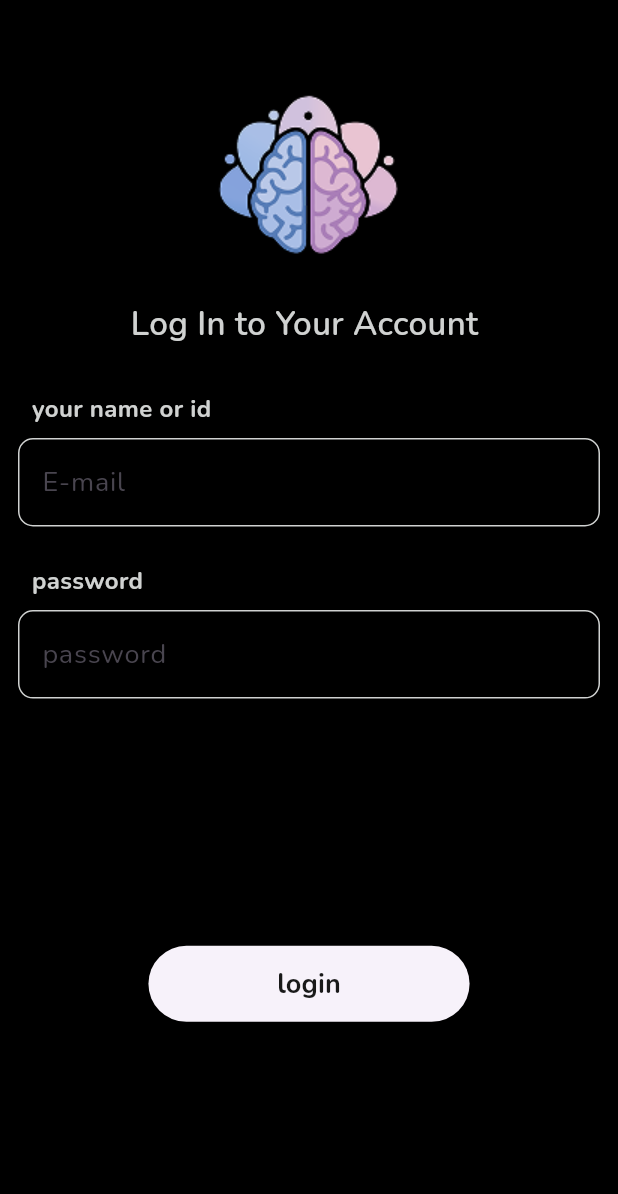
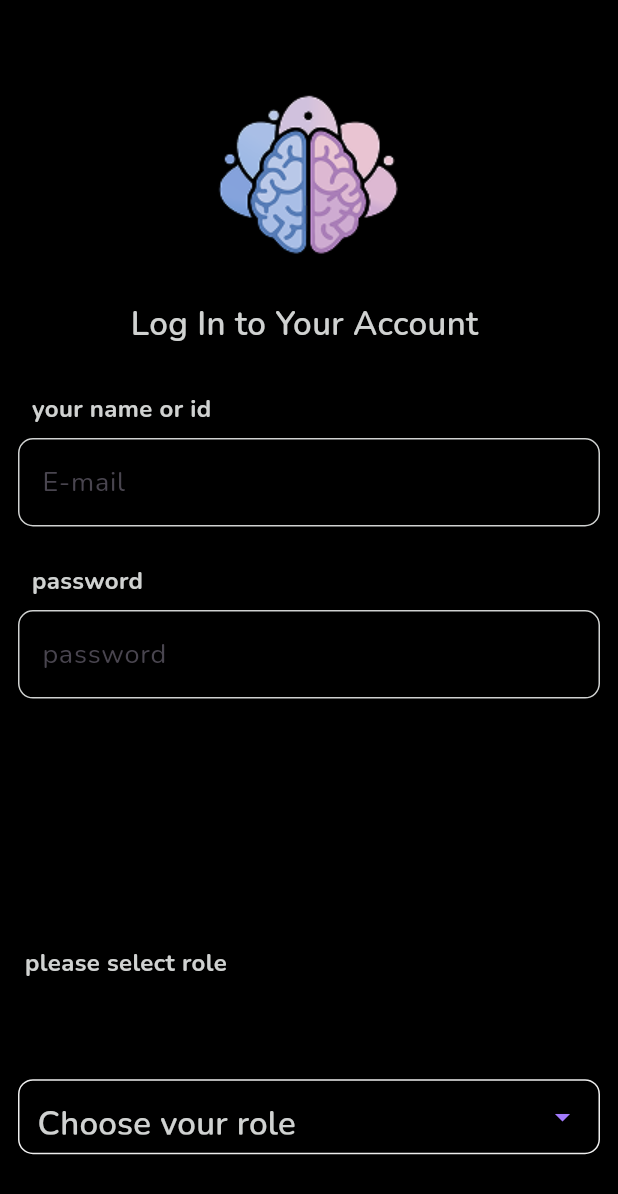
Before and after one commit to yosefzidan/mindpal_project, a Flutter app: the screen it shows after launch, after a tap on "Next", on a phone screen of 412 x 824 dp. Shown: the top 1194 px of the screen. Run offline on Flutter 3.47's test engine with Material 3 defaults, Android fonts, the light colour scheme and no system bars; our stand-ins replace google_fonts, shared_preferences, table_calendar.

Commit message:
logic login

```diff
--- a/lib/login_screen.dart
+++ b/lib/login_screen.dart
@@ -1,9 +1,75 @@
 import 'package:flutter/material.dart';
 import 'package:mindpal/app_style.dart';
 import 'package:mindpal/home_admin_screen.dart';
+import 'package:mindpal/models/SignInResponse.dart';
+import 'package:mindpal/services/api_manger.dart';
+import 'package:shared_preferences/shared_preferences.dart';
 
-class LoginScreen extends StatelessWidget {
+class LoginScreen extends StatefulWidget {
   static const String routeName = "loginScreen";
+
+  @override
+  State<LoginScreen> createState() => _LoginScreenState();
+}
+
+class _LoginScreenState extends State<LoginScreen> {
+  final TextEditingController nameController = TextEditingController();
+  final TextEditingController passwordController = TextEditingController();
+  String? role;
+
+  Future<void> signIn() async {
+    if (nameController.text.isEmpty ||
+        passwordController.text.isEmpty ||
+        role == null) {
+      ScaffoldMessenger.of(context).showSnackBar(
+        SnackBar(content: Text('Please fill all fields')),
+      );
+      return;
+    }
+
+    final signInRequest = SignInRequest(
+      name: nameController.text.trim(),
+      password: passwordController.text.trim(),
+      role: role!.toLowerCase(),
+      deviceToken: 'some_device_token',
+    );
+
+    try {
+      // إرسال البيانات عبر الـ API
+      SignInResponse response = await ApiManger.postSignIn(signInRequest);
+
+      // إذا تم الرد بنجاح، انتقل إلى الشاشة المناسبة حسب الدور
+      if (response.token != null) {
+        SharedPreferences prefs = await SharedPreferences.getInstance();
+        await prefs.setString('token', response.token!);
+        switch (role) {
+          case 'Doctor':
+            Navigator.pushNamed(context, '/doctorHome');
+            break;
+          case 'Patient':
+            Navigator.pushNamed(context, '/patientHome');
+            break;
+          case 'Admin':
+            Navigator.pushNamed(context, HomeAdminScreen.routeName);
+            break;
+          default:
+            ScaffoldMessenger.of(context).showSnackBar(
+              SnackBar(content: Text('Invalid role')),
+            );
+        }
+      } else {
+        // عرض رسالة الخطأ
+        ScaffoldMessenger.of(context).showSnackBar(
+          SnackBar(content: Text(response.message ?? 'Login failed')),
+        );
+      }
+    } catch (e) {
+      // في حالة حدوث خطأ في الاتصال
+      ScaffoldMessenger.of(context).showSnackBar(
+        SnackBar(content: Text('Failed to sign in')),
+      );
+    }
+  }
 
   @override
   Widget build(BuildContext context) {
@@ -40,6 +106,7 @@ class LoginScreen extends StatelessWidget {
                 height: 8,
               ),
               TextFormField(
+                controller: nameController,
                 style: AppStyle.grayG18400,
                 decoration: InputDecoration(
                   enabledBorder: OutlineInputBorder(
@@ -72,6 +139,7 @@ class LoginScreen extends StatelessWidget {
                 height: 8,
               ),
               TextFormField(
+                controller: passwordController,
                 style: AppStyle.grayG18400,
                 decoration: InputDecoration(
                   enabledBorder: OutlineInputBorder(
@@ -96,11 +164,48 @@ class LoginScreen extends StatelessWidget {
               SizedBox(
                 height: height * 0.2,
               ),
+              Text(
+                ' please select role',
+                style: AppStyle.gray16700,
+              ),
+              SizedBox(
+                height: height * 0.08,
+              ),
+              Container(
+                decoration: BoxDecoration(
+                  borderRadius: BorderRadius.circular(10),
+                  border: Border.all(color: Color(0xFFEEEEEE), width: 1),
+                  color: Colors.black,
+                ),
+                padding: EdgeInsets.symmetric(horizontal: 12),
+                child: DropdownButtonFormField<String>(
+                  dropdownColor: Color(0xFF825DDE),
+                  decoration: InputDecoration(
+                    border: InputBorder.none,
+                  ),
+                  value: role,
+                  hint: Text(
+                    "Choose your role",
+                    style: AppStyle.gray22600,
+                  ),
+                  icon: Icon(Icons.arrow_drop_down, color: Color(0xFFA27AFC)),
+                  items: ["Patient", "Doctor", "Admin"].map((role) {
+                    return DropdownMenuItem(
+                      value: role,
+                      child: Text(role, style: AppStyle.gray16700),
+                    );
+                  }).toList(),
+                  onChanged: (value) {
+                    setState(() {
+                      role = value;
+                    });
+                  },
+                ),
+              ),
+              SizedBox(height: height * 0.2),
               Center(
                 child: ElevatedButton(
-                    onPressed: () {
-                      Navigator.pushNamed(context, HomeAdminScreen.routeName);
-                    },
+                    onPressed: signIn,
                     child: Padding(
                       padding: EdgeInsets.only(
                           right: width * 0.15,
--- a/lib/main.dart
+++ b/lib/main.dart
@@ -14,12 +14,23 @@ import 'package:mindpal/login_screen.dart';
 import 'package:mindpal/patient_information.dart';
 import 'package:mindpal/patient_tab.dart';
 import 'package:mindpal/select_role.dart';
+import 'package:mindpal/services/api_constants.dart';
 import 'package:mindpal/success_add_patient.dart';
 import 'package:mindpal/success_page.dart';
 import 'package:mindpal/test.dart';
+import 'package:shared_preferences/shared_preferences.dart';
 
-void main() {
+void main() async {
+  WidgetsFlutterBinding.ensureInitialized();
+
+  await loadTokenFromSharedPrefs();
+
   runApp(MyApp());
+}
+
+Future<void> loadTokenFromSharedPrefs() async {
+  SharedPreferences prefs = await SharedPreferences.getInstance();
+  ApiConstants.Token = prefs.getString('token');
 }
 
 class MyApp extends StatelessWidget {
--- /dev/null
+++ b/lib/models/SignInResponse.dart
@@ -0,0 +1,49 @@
+/// message : "success"
+/// token : "eyJhbGciOiJIUzI1NiIsInR5cCI6IkpXVCJ9.eyJ1c2VySWQiOiI2ODIwNzdhZmZiNTYwNDMyNTQ5Y2M5MGYiLCJyb2xlIjoiZG9jdG9yIiwiaWF0IjoxNzQ3MjI3NjAyfQ.jiX2SnOWZkEZylCv9IgZYD8mcTF_6ixxf1rN_h67SBk"
+
+class SignInRequest {
+  SignInRequest({
+    this.name,
+    this.password,
+    this.role,
+    this.deviceToken,
+  });
+
+  String? name;
+  String? password;
+  String? role;
+  String? deviceToken;
+
+  Map<String, dynamic> toJson() {
+    return {
+      'name': name,
+      'password': password,
+      'role': role,
+      'deviceToken': deviceToken,
+    };
+  }
+}
+
+class SignInResponse {
+  SignInResponse({
+    this.message,
+    this.token,
+  });
+
+  String? message;
+  String? token;
+
+  factory SignInResponse.fromJson(Map<String, dynamic> json) {
+    return SignInResponse(
+      message: json['message'],
+      token: json['token'],
+    );
+  }
+
+  Map<String, dynamic> toJson() {
+    return {
+      'message': message,
+      'token': token,
+    };
+  }
+}
--- a/lib/services/end_points.dart
+++ b/lib/services/end_points.dart
@@ -1,3 +1,7 @@
 class EndPoints {
   static const String patientApi = '/api/patientes';
+  static String signinApi = '/api/auth/signin';
+  static String scanApi = '/api/scan';
+  static String doctorsApi = '/api/doctors';
+  static String medicineApi = '/api/medicine';
 }
--- a/pubspec.yaml
+++ b/pubspec.yaml
@@ -32,6 +32,7 @@ dependencies:
     sdk: flutter
   table_calendar: ^3.0.9
   google_fonts: ^6.2.1
+  shared_preferences: ^2.5.3
 
   # The following adds the Cupertino Icons font to your application.
   # Use with the CupertinoIcons class for iOS style icons.
```
Also changed, not shown: lib/models/DoctorResponse.dart (added, +78 -0 lines), lib/models/PatientResponse.dart (deleted, +0 -91 lines), lib/models/PatientResponseM.dart (added, +239 -0 lines), lib/services/api_constants.dart (+1 -8 lines), lib/services/api_manger.dart (+114 -14 lines), pubspec.lock, 1 other file.
